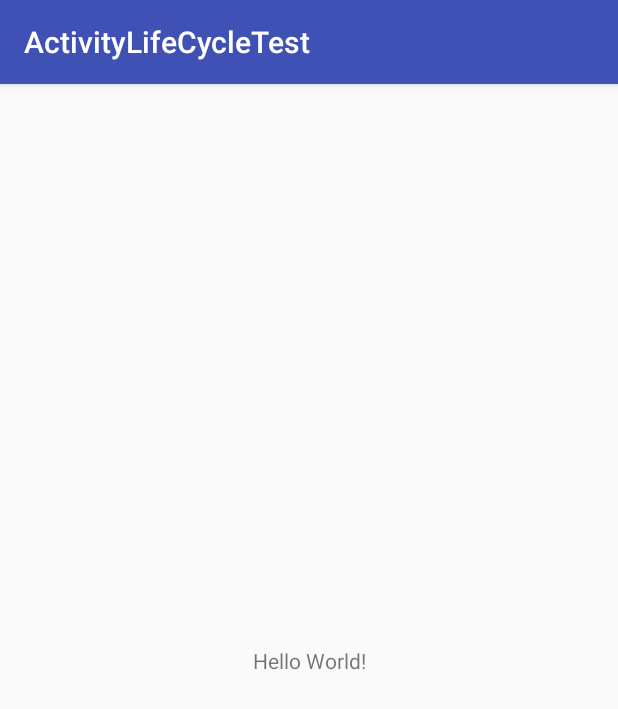
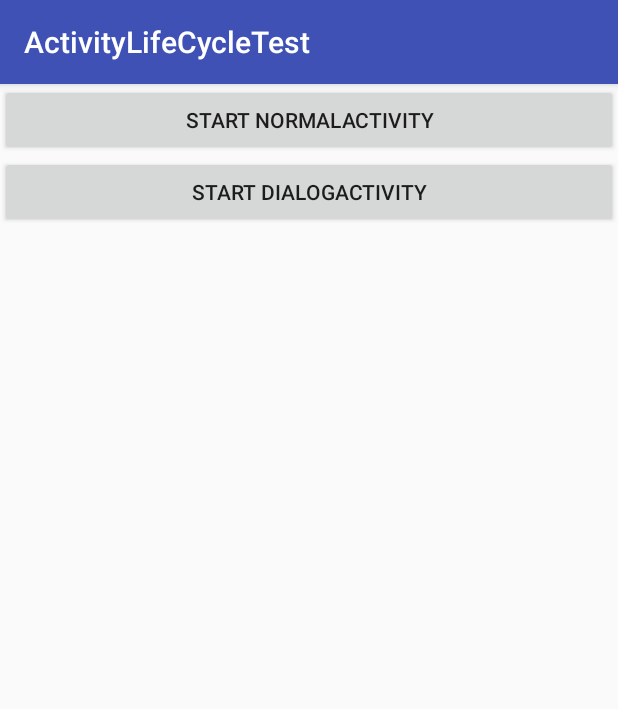
Before and after one commit to yanzigui/ActivityLifeCycleTest, an Android app: the screen it shows after launch (MainActivity), on a phone screen of 412 x 824 dp. Shown: the top 709 px of the screen. Run offline under Robolectric (Android 15) with nearby library versions, the phone set to English and light mode, and no system bars.

Commit message:
子活动完成

```diff
--- a/app/src/main/java/com/example/activitylifecycletest/MainActivity.java
+++ b/app/src/main/java/com/example/activitylifecycletest/MainActivity.java
@@ -1,13 +1,67 @@
 package com.example.activitylifecycletest;
 
+import android.content.Intent;
 import android.support.v7.app.AppCompatActivity;
 import android.os.Bundle;
+import android.util.Log;
+import android.view.View;
+import android.widget.Button;
 
 public class MainActivity extends AppCompatActivity {
+    public static final String TAG="MainActivity";
 
     @Override
     protected void onCreate(Bundle savedInstanceState) {
         super.onCreate(savedInstanceState);
         setContentView(R.layout.activity_main);
+        Button startNormalActivity = (Button) findViewById(R.id.start_normal_activity);
+        Button startDialogActivity = (Button) findViewById(R.id.start_dialog_activity);
+        startNormalActivity.setOnClickListener(new View.OnClickListener(){
+            @Override
+            public void onClick(View v){
+                Intent intent = new Intent(MainActivity.this,NormalActivity.class);
+                startActivity(intent);
+            }
+        });
+        startDialogActivity.setOnClickListener(new View.OnClickListener(){
+            @Override
+            public void onClick(View v){
+                Intent intent = new Intent(MainActivity.this,DialogActivity.class);
+                startActivity(intent);
+            }
+        });
     }
+
+    @Override
+    protected void onStart(){
+        super.onStart();
+        Log.d("TAG","onStart");
+    }
+
+    @Override
+    protected void onResume(){
+        super.onResume();
+        Log.d(TAG,"onResume");
+    }
+    @Override
+    protected void onPause(){
+        super.onPause();
+        Log.d(TAG,"onPause");
+    }
+    @Override
+    protected void onStop(){
+        super.onStop();
+        Log.d(TAG,"onStop");
+    }
+    @Override
+    protected void onDestroy(){
+        super.onDestroy();
+        Log.d(TAG,"onDestroy");
+    }
+    @Override
+    protected void onRestart(){
+        super.onRestart();
+        Log.d(TAG,"onRestart");
+    }
+
 }
--- a/app/src/main/res/layout/activity_main.xml
+++ b/app/src/main/res/layout/activity_main.xml
@@ -1,19 +1,19 @@
-<?xml version="1.0" encoding="utf-8"?>
-<android.support.constraint.ConstraintLayout
+<LinearLayout
     xmlns:android="http://schemas.android.com/apk/res/android"
-    xmlns:tools="http://schemas.android.com/tools"
-    xmlns:app="http://schemas.android.com/apk/res-auto"
+    android:orientation="vertical"
     android:layout_width="match_parent"
-    android:layout_height="match_parent"
-    tools:context="com.example.activitylifecycletest.MainActivity">
+    android:layout_height="match_parent">
 
-    <TextView
-        android:layout_width="wrap_content"
+    <Button
+        android:id="@+id/start_normal_activity"
+        android:layout_width="match_parent"
         android:layout_height="wrap_content"
-        android:text="Hello World!"
-        app:layout_constraintBottom_toBottomOf="parent"
-        app:layout_constraintLeft_toLeftOf="parent"
-        app:layout_constraintRight_toRightOf="parent"
-        app:layout_constraintTop_toTopOf="parent" />
+        android:text="Start NormalActivity"/>
 
-</android.support.constraint.ConstraintLayout>
+    <Button
+        android:id="@+id/start_dialog_activity"
+        android:layout_width="match_parent"
+        android:layout_height="wrap_content"
+        android:text="Start DialogActivity"/>
+
+</LinearLayout>
```
Also changed, not shown: app/src/main/AndroidManifest.xml (+7 -3 lines), app/src/main/java/com/example/activitylifecycletest/DialogActivity.java (added, +13 -0 lines), app/src/main/java/com/example/activitylifecycletest/NormalActivity.java (added, +13 -0 lines), app/src/main/res/layout/dialog_layout.xml (added, +11 -0 lines), app/src/main/res/layout/normal_layout.xml (added, +12 -0 lines).
